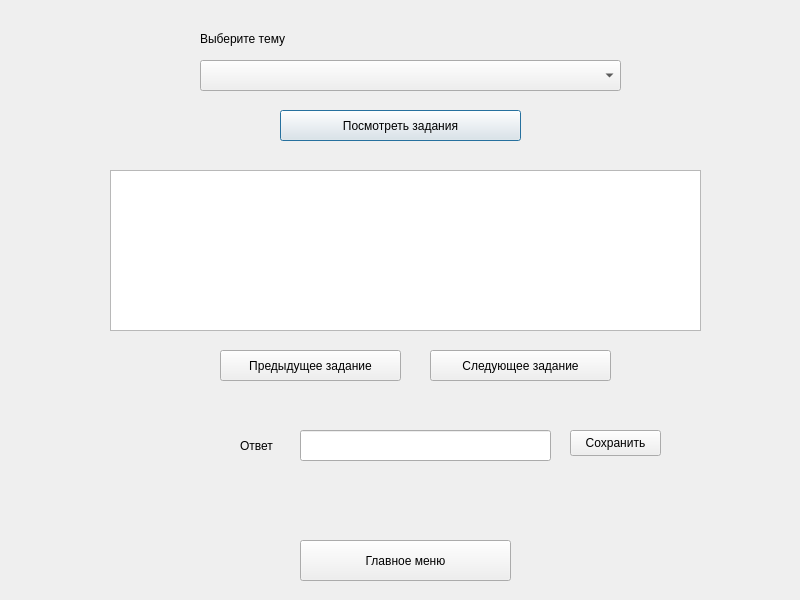
Above: taskswindow.ui from icspero/3-semester-CourseWork_Client before the change. Below: the same form after it.
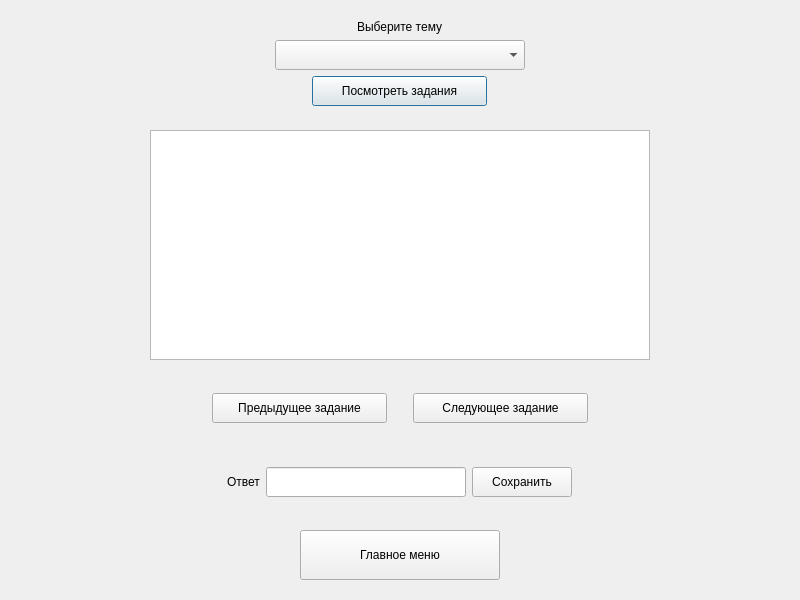
That is the form after the change.

```diff
--- a/taskswindow.ui
+++ b/taskswindow.ui
@@ -13,127 +13,205 @@
   <property name="windowTitle">
    <string>Dialog</string>
   </property>
-  <widget class="QTextEdit" name="textEdit">
-   <property name="geometry">
-    <rect>
-     <x>110</x>
-     <y>170</y>
-     <width>591</width>
-     <height>161</height>
-    </rect>
-   </property>
-  </widget>
-  <widget class="QComboBox" name="comboBox">
-   <property name="geometry">
-    <rect>
-     <x>200</x>
-     <y>60</y>
-     <width>421</width>
-     <height>31</height>
-    </rect>
-   </property>
-  </widget>
+  <layout class="QVBoxLayout" name="verticalLayout">
+   <item alignment="Qt::AlignHCenter|Qt::AlignVCenter">
+    <widget class="QWidget" name="widget" native="true">
+     <layout class="QVBoxLayout" name="verticalLayout_2">
+      <item alignment="Qt::AlignHCenter">
   <widget class="QLabel" name="label">
-   <property name="geometry">
-    <rect>
-     <x>200</x>
-     <y>30</y>
-     <width>111</width>
-     <height>18</height>
-    </rect>
-   </property>
    <property name="text">
     <string>Выберите тему</string>
    </property>
   </widget>
+      </item>
+      <item alignment="Qt::AlignHCenter">
+       <widget class="QComboBox" name="comboBox">
+        <property name="sizePolicy">
+         <sizepolicy hsizetype="Fixed" vsizetype="Fixed">
+          <horstretch>0</horstretch>
+          <verstretch>0</verstretch>
+         </sizepolicy>
+        </property>
+        <property name="minimumSize">
+         <size>
+          <width>250</width>
+          <height>30</height>
+         </size>
+        </property>
+       </widget>
+      </item>
+      <item alignment="Qt::AlignHCenter">
   <widget class="QPushButton" name="pushButton">
-   <property name="geometry">
-    <rect>
-     <x>280</x>
-     <y>110</y>
-     <width>241</width>
-     <height>31</height>
-    </rect>
+        <property name="sizePolicy">
+         <sizepolicy hsizetype="Fixed" vsizetype="Fixed">
+          <horstretch>0</horstretch>
+          <verstretch>0</verstretch>
+         </sizepolicy>
+        </property>
+        <property name="minimumSize">
+         <size>
+          <width>175</width>
+          <height>30</height>
+         </size>
    </property>
    <property name="text">
     <string>Посмотреть задания</string>
    </property>
   </widget>
+      </item>
+     </layout>
+    </widget>
+   </item>
+   <item alignment="Qt::AlignHCenter|Qt::AlignVCenter">
+    <widget class="QWidget" name="widget_2" native="true">
+     <layout class="QVBoxLayout" name="verticalLayout_3">
+      <item alignment="Qt::AlignHCenter">
+       <widget class="QTextEdit" name="textEdit">
+        <property name="sizePolicy">
+         <sizepolicy hsizetype="Fixed" vsizetype="Fixed">
+          <horstretch>0</horstretch>
+          <verstretch>0</verstretch>
+         </sizepolicy>
+        </property>
+        <property name="minimumSize">
+         <size>
+          <width>500</width>
+          <height>230</height>
+         </size>
+        </property>
+       </widget>
+      </item>
+     </layout>
+    </widget>
+   </item>
+   <item alignment="Qt::AlignHCenter|Qt::AlignVCenter">
+    <widget class="QWidget" name="widget_3" native="true">
+     <layout class="QHBoxLayout" name="horizontalLayout">
+      <item>
   <widget class="QPushButton" name="pushButton_2">
-   <property name="geometry">
-    <rect>
-     <x>220</x>
-     <y>350</y>
-     <width>181</width>
-     <height>31</height>
-    </rect>
+        <property name="sizePolicy">
+         <sizepolicy hsizetype="Fixed" vsizetype="Fixed">
+          <horstretch>0</horstretch>
+          <verstretch>0</verstretch>
+         </sizepolicy>
+        </property>
+        <property name="minimumSize">
+         <size>
+          <width>175</width>
+          <height>30</height>
+         </size>
    </property>
    <property name="text">
     <string>Предыдущее задание</string>
    </property>
   </widget>
+      </item>
+      <item>
+       <spacer name="horizontalSpacer">
+        <property name="orientation">
+         <enum>Qt::Horizontal</enum>
+        </property>
+        <property name="sizeType">
+         <enum>QSizePolicy::Fixed</enum>
+        </property>
+        <property name="sizeHint" stdset="0">
+         <size>
+          <width>20</width>
+          <height>20</height>
+         </size>
+        </property>
+       </spacer>
+      </item>
+      <item>
   <widget class="QPushButton" name="pushButton_3">
-   <property name="geometry">
-    <rect>
-     <x>430</x>
-     <y>350</y>
-     <width>181</width>
-     <height>31</height>
-    </rect>
+        <property name="sizePolicy">
+         <sizepolicy hsizetype="Fixed" vsizetype="Fixed">
+          <horstretch>0</horstretch>
+          <verstretch>0</verstretch>
+         </sizepolicy>
+        </property>
+        <property name="minimumSize">
+         <size>
+          <width>175</width>
+          <height>30</height>
+         </size>
    </property>
    <property name="text">
     <string>Следующее задание</string>
    </property>
   </widget>
-  <widget class="QLineEdit" name="lineEdit">
-   <property name="geometry">
-    <rect>
-     <x>300</x>
-     <y>430</y>
-     <width>251</width>
-     <height>31</height>
-    </rect>
-   </property>
-  </widget>
+      </item>
+     </layout>
+    </widget>
+   </item>
+   <item alignment="Qt::AlignHCenter">
+    <widget class="QWidget" name="widget_4" native="true">
+     <layout class="QHBoxLayout" name="horizontalLayout_2">
+      <item alignment="Qt::AlignVCenter">
   <widget class="QLabel" name="label_2">
-   <property name="geometry">
-    <rect>
-     <x>240</x>
-     <y>430</y>
-     <width>61</width>
-     <height>31</height>
-    </rect>
-   </property>
    <property name="text">
     <string>Ответ</string>
    </property>
   </widget>
+      </item>
+      <item>
+       <widget class="QLineEdit" name="lineEdit">
+        <property name="sizePolicy">
+         <sizepolicy hsizetype="Fixed" vsizetype="Fixed">
+          <horstretch>0</horstretch>
+          <verstretch>0</verstretch>
+         </sizepolicy>
+        </property>
+        <property name="minimumSize">
+         <size>
+          <width>200</width>
+          <height>30</height>
+         </size>
+        </property>
+       </widget>
+      </item>
+      <item>
   <widget class="QPushButton" name="pushButton_4">
-   <property name="geometry">
-    <rect>
-     <x>570</x>
-     <y>430</y>
-     <width>91</width>
-     <height>26</height>
-    </rect>
+        <property name="sizePolicy">
+         <sizepolicy hsizetype="Fixed" vsizetype="Fixed">
+          <horstretch>0</horstretch>
+          <verstretch>0</verstretch>
+         </sizepolicy>
+        </property>
+        <property name="minimumSize">
+         <size>
+          <width>100</width>
+          <height>30</height>
+         </size>
    </property>
    <property name="text">
     <string>Сохранить</string>
    </property>
   </widget>
+      </item>
+     </layout>
+    </widget>
+   </item>
+   <item alignment="Qt::AlignHCenter|Qt::AlignVCenter">
   <widget class="QPushButton" name="pushButton_6">
-   <property name="geometry">
-    <rect>
-     <x>300</x>
-     <y>540</y>
-     <width>211</width>
-     <height>41</height>
-    </rect>
+     <property name="sizePolicy">
+      <sizepolicy hsizetype="Fixed" vsizetype="Fixed">
+       <horstretch>0</horstretch>
+       <verstretch>0</verstretch>
+      </sizepolicy>
+     </property>
+     <property name="minimumSize">
+      <size>
+       <width>200</width>
+       <height>50</height>
+      </size>
    </property>
    <property name="text">
     <string>Главное меню</string>
    </property>
   </widget>
+   </item>
+  </layout>
  </widget>
  <resources/>
  <connections/>
```
Left out of the diff: 2 changed lines with no effect on the pictures. Lines whose indentation alone changed are shown as unchanged.
